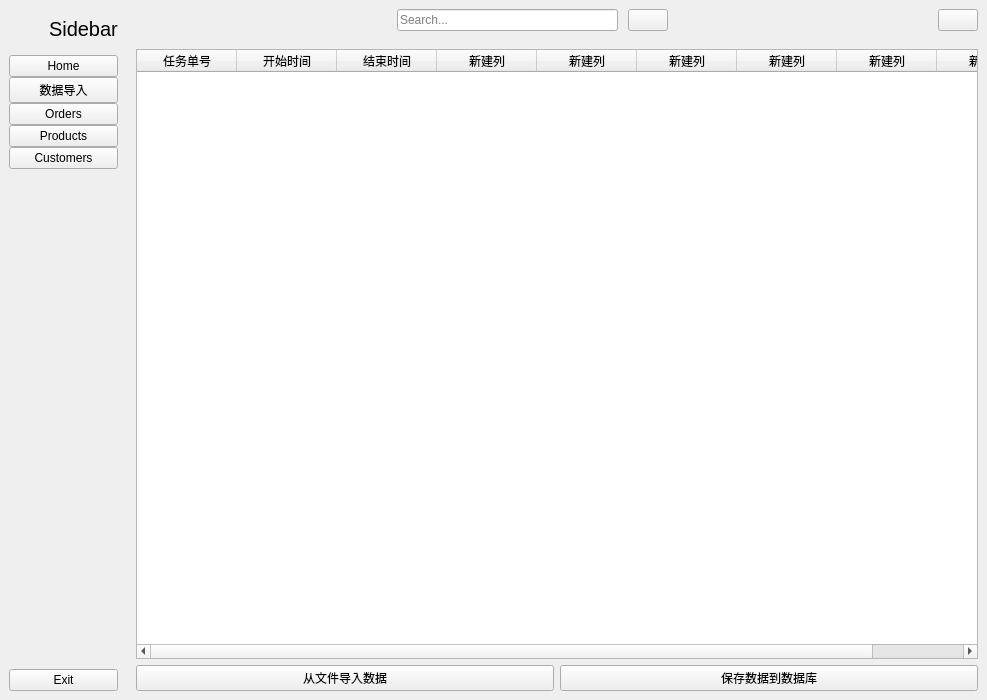
Old version of the form 物流/ui/sidebar.ui in the repository cnfengwei/wuliu.
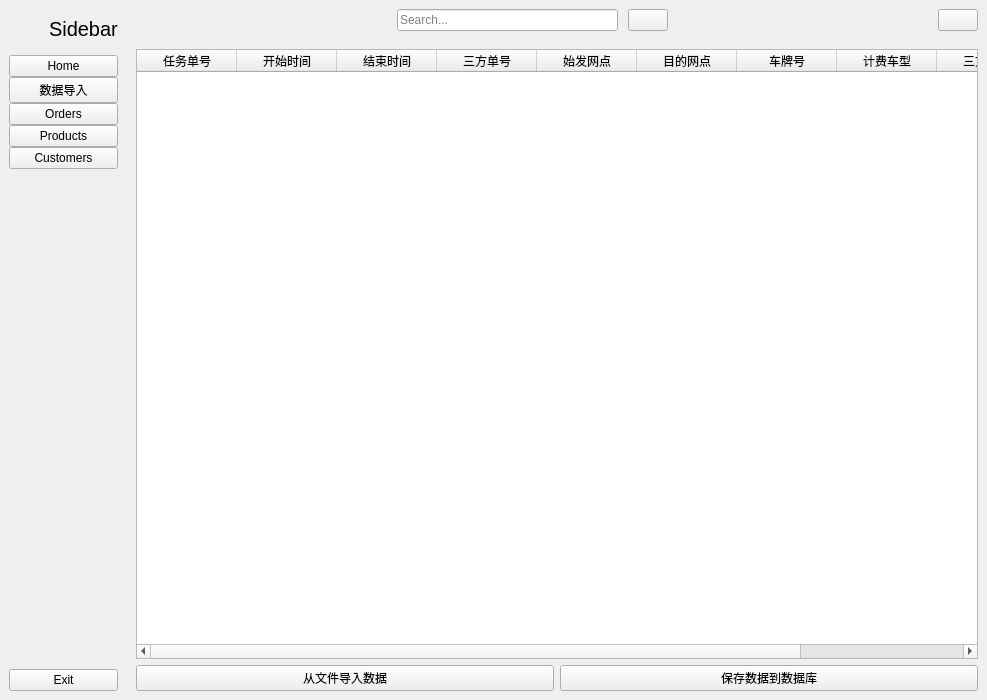
New version of the form. The open tabs and pages were chosen to show the change. Icons and pictures are not drawn.

```diff
--- a/物流/ui/sidebar.ui
+++ b/物流/ui/sidebar.ui
@@ -419,32 +419,37 @@
              </column>
              <column>
               <property name="text">
-               <string>新建列</string>
+               <string>三方单号</string>
               </property>
              </column>
              <column>
               <property name="text">
-               <string>新建列</string>
+               <string>始发网点</string>
               </property>
              </column>
              <column>
               <property name="text">
-               <string>新建列</string>
+               <string>目的网点</string>
               </property>
              </column>
              <column>
               <property name="text">
-               <string>新建列</string>
+               <string>车牌号</string>
               </property>
              </column>
              <column>
               <property name="text">
-               <string>新建列</string>
+               <string>计费车型</string>
               </property>
              </column>
              <column>
               <property name="text">
-               <string>新建列</string>
+               <string>三方司机</string>
+              </property>
+             </column>
+             <column>
+              <property name="text">
+               <string>核实司机</string>
               </property>
              </column>
             </widget>
```
Left out of the diff: 2 changed lines with no effect on the pictures.
